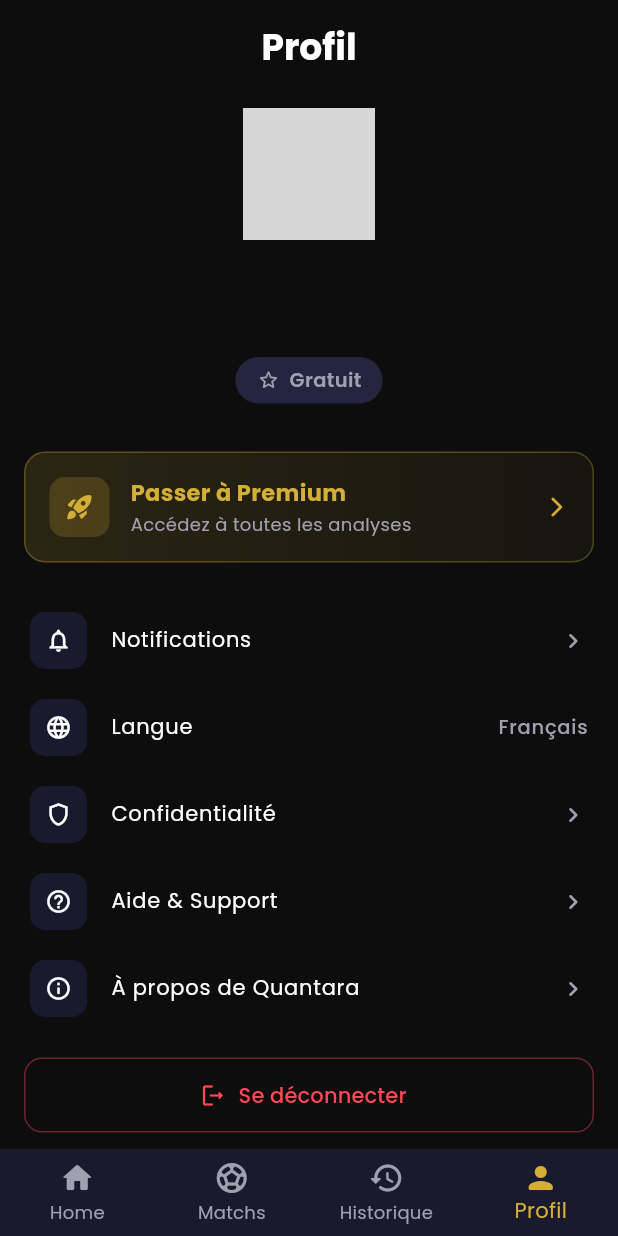
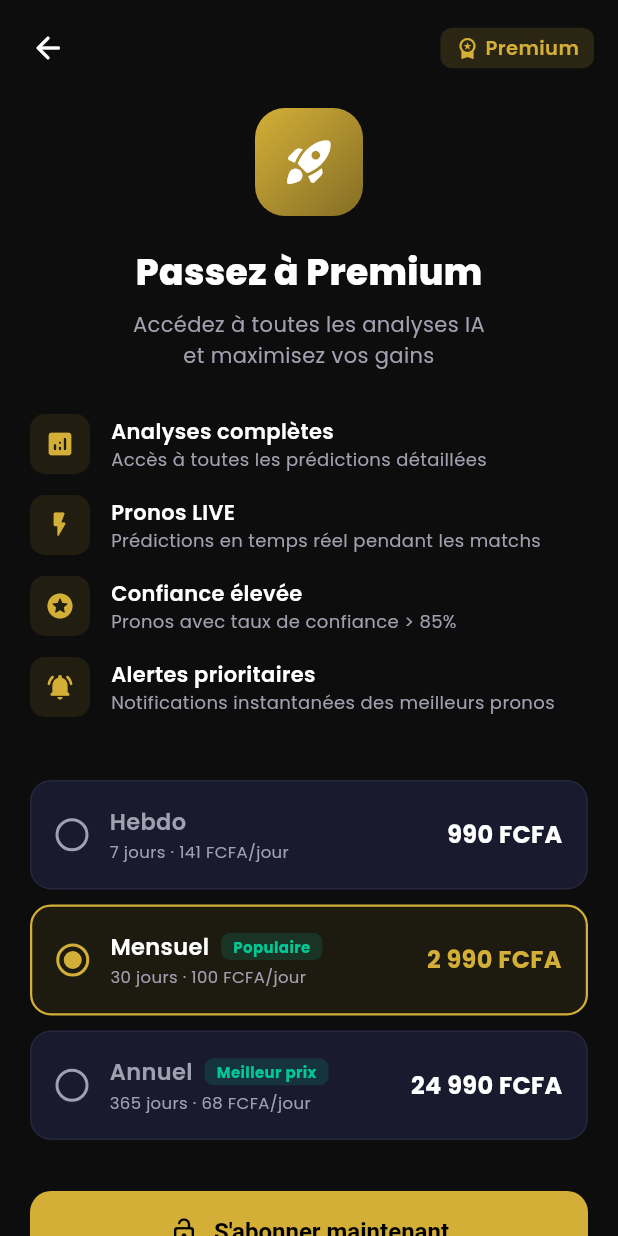
Before and after one commit to DrKonan/QUANTARA, a Flutter app: the ProfileScreen screen opened by its route, after a tap on "Passer à Premium", on a phone screen of 412 x 824 dp. Run offline on Flutter 3.47's test engine with Material 3 defaults, Android fonts, the phone set to English and light mode, and no system bars; our stand-ins replace flutter_riverpod, go_router, google_fonts, shared_preferences, supabase_flutter; accounts and stored records are empty; network calls fail; grey boxes are pictures that could not be loaded.

Commit message:
feat: subscription screen + fix predictions visibility
- SubscriptionScreen: 3 plans (hebdo/mensuel/annuel) with FCFA pricing,
  features list, payment badges (Wave/Orange/MTN), coming soon modal
- Route /subscription added, wired from Profile upgrade banner
- Fix: predictions query now shows all published pending predictions
  (was filtering by UTC day, missing cross-midnight matches)
- Section renamed 'PRONOS DISPONIBLES' instead of 'AUJOURD'HUI'

Co-authored-by: Copilot <223556219+Copilot@users.noreply.github.com>

```diff
--- a/mobile/lib/core/data/supabase_repository.dart
+++ b/mobile/lib/core/data/supabase_repository.dart
@@ -90,16 +90,14 @@ class SupabaseRepository {
   }
 
   Future<List<Prediction>> fetchTodayPredictions() async {
-    final now = DateTime.now().toUtc();
-    final startOfDay = DateTime.utc(now.year, now.month, now.day);
-    final endOfDay = startOfDay.add(const Duration(days: 1));
-
+    // Fetch all published predictions with pending result (upcoming/today)
     final data = await _client
         .from('predictions')
         .select('*, matches!inner(*)')
         .eq('is_published', true)
-        .gte('matches.match_date', startOfDay.toIso8601String())
-        .lt('matches.match_date', endOfDay.toIso8601String())
+        .eq('is_live', false)
+        .isFilter('is_correct', null)
+        .inFilter('matches.status', ['scheduled', 'finished'])
         .order('confidence', ascending: false);
 
     return (data as List).map((json) => _parsePrediction(json)).toList();
--- a/mobile/lib/core/router/app_router.dart
+++ b/mobile/lib/core/router/app_router.dart
@@ -10,6 +10,7 @@ import '../../features/home/presentation/screens/home_screen.dart';
 import '../../features/matches/presentation/screens/matches_screen.dart';
 import '../../features/history/presentation/screens/history_screen.dart';
 import '../../features/profile/presentation/screens/profile_screen.dart';
+import '../../features/subscription/presentation/screens/subscription_screen.dart';
 import '../../shared/widgets/main_shell.dart';
 
 final _rootNavigatorKey = GlobalKey<NavigatorState>();
@@ -47,6 +48,7 @@ final routerProvider = Provider<GoRouter>((ref) {
       GoRoute(path: '/', builder: (context, state) => const OnboardingScreen()),
       GoRoute(path: '/auth', builder: (context, state) => const AuthScreen()),
       GoRoute(path: '/auth/forgot-password', builder: (context, state) => const ForgotPasswordScreen()),
+      GoRoute(path: '/subscription', builder: (context, state) => const SubscriptionScreen()),
       ShellRoute(
         builder: (context, state, child) => MainShell(child: child),
         routes: [
--- a/mobile/lib/features/home/presentation/screens/home_screen.dart
+++ b/mobile/lib/features/home/presentation/screens/home_screen.dart
@@ -100,8 +100,8 @@ class HomeScreen extends ConsumerWidget {
                         child: Padding(
                           padding: const EdgeInsets.fromLTRB(16, 0, 16, 0),
                           child: SectionHeader(
-                            emoji: "📅",
-                            title: "AUJOURD'HUI",
+                            emoji: "📊",
+                            title: "PRONOS DISPONIBLES",
                             badge: "${todayPredictions.length} prono${todayPredictions.length > 1 ? 's' : ''}",
                             badgeColor: AppColors.info,
                           ),
--- a/mobile/lib/features/profile/presentation/screens/profile_screen.dart
+++ b/mobile/lib/features/profile/presentation/screens/profile_screen.dart
@@ -1,5 +1,6 @@
 import 'package:flutter/material.dart';
 import 'package:flutter_riverpod/flutter_riverpod.dart';
+import 'package:go_router/go_router.dart';
 import '../../../../core/theme/app_colors.dart';
 import '../../../auth/domain/auth_provider.dart';
 
@@ -127,9 +128,7 @@ class ProfileScreen extends ConsumerWidget {
                         // Upgrade banner
                         if (!isPremium)
                           GestureDetector(
-                            onTap: () {
-                              // TODO: Navigate to subscription
-                            },
+                            onTap: () => context.push('/subscription'),
                             child: Container(
                               width: double.infinity,
                               padding: const EdgeInsets.all(16),
--- /dev/null
+++ b/mobile/lib/features/subscription/presentation/screens/subscription_screen.dart
@@ -0,0 +1,424 @@
+import 'package:flutter/material.dart';
+import '../../../../core/theme/app_colors.dart';
+import '../../../../core/constants/app_constants.dart';
+
+class SubscriptionScreen extends StatefulWidget {
+  const SubscriptionScreen({super.key});
+
+  @override
+  State<SubscriptionScreen> createState() => _SubscriptionScreenState();
+}
+
+class _SubscriptionScreenState extends State<SubscriptionScreen> {
+  String _selectedPlan = AppConstants.planMonthly;
+
+  static const _plans = [
+    _Plan(
+      id: AppConstants.planWeekly,
+      label: "Hebdo",
+      price: "990 FCFA",
+      pricePerDay: "141 FCFA/jour",
+      duration: "7 jours",
+    ),
+    _Plan(
+      id: AppConstants.planMonthly,
+      label: "Mensuel",
+      price: "2 990 FCFA",
+      pricePerDay: "100 FCFA/jour",
+      duration: "30 jours",
+      badge: "Populaire",
+    ),
+    _Plan(
+      id: AppConstants.planYearly,
+      label: "Annuel",
+      price: "24 990 FCFA",
+      pricePerDay: "68 FCFA/jour",
+      duration: "365 jours",
+      badge: "Meilleur prix",
+    ),
+  ];
+
+  @override
+  Widget build(BuildContext context) {
+    return Scaffold(
+      body: SafeArea(
+        child: Column(
+          children: [
+            // App bar
+            Padding(
+              padding: const EdgeInsets.fromLTRB(8, 8, 16, 0),
+              child: Row(
+                children: [
+                  IconButton(
+                    onPressed: () => Navigator.of(context).pop(),
+                    icon: const Icon(Icons.arrow_back_rounded, color: AppColors.textPrimary),
+                  ),
+                  const Spacer(),
+                  Container(
+                    padding: const EdgeInsets.symmetric(horizontal: 10, vertical: 4),
+                    decoration: BoxDecoration(
+                      color: AppColors.gold.withValues(alpha: 0.15),
+                      borderRadius: BorderRadius.circular(8),
+                    ),
+                    child: const Row(
+                      mainAxisSize: MainAxisSize.min,
+                      children: [
+                        Icon(Icons.workspace_premium, color: AppColors.gold, size: 16),
+                        SizedBox(width: 4),
+                        Text(
+                          "Premium",
+                          style: TextStyle(color: AppColors.gold, fontSize: 13, fontWeight: FontWeight.w600),
+                        ),
+                      ],
+                    ),
+                  ),
+                ],
+              ),
+            ),
+
+            Expanded(
+              child: SingleChildScrollView(
+                padding: const EdgeInsets.symmetric(horizontal: 20),
+                child: Column(
+                  children: [
+                    const SizedBox(height: 16),
+
+                    // Hero
+                    Container(
+                      width: 72,
+                      height: 72,
+                      decoration: BoxDecoration(
+                        gradient: LinearGradient(
+                          begin: Alignment.topLeft,
+                          end: Alignment.bottomRight,
+                          colors: [
+                            AppColors.gold,
+                            AppColors.gold.withValues(alpha: 0.6),
+                          ],
+                        ),
+                        borderRadius: BorderRadius.circular(20),
+                      ),
+                      child: const Icon(Icons.rocket_launch_rounded, color: Colors.white, size: 36),
+                    ),
+                    const SizedBox(height: 20),
+                    const Text(
+                      "Passez à Premium",
+                      style: TextStyle(
+                        color: AppColors.textPrimary,
+                        fontSize: 24,
+                        fontWeight: FontWeight.w800,
+                      ),
+                    ),
+                    const SizedBox(height: 8),
+                    const Text(
+                      "Accédez à toutes les analyses IA\net maximisez vos gains",
+                      textAlign: TextAlign.center,
+                      style: TextStyle(color: AppColors.textSecondary, fontSize: 14, height: 1.5),
+                    ),
+                    const SizedBox(height: 28),
+
+                    // Features
+                    _buildFeature(Icons.analytics_rounded, "Analyses complètes", "Accès à toutes les prédictions détaillées"),
+                    _buildFeature(Icons.flash_on_rounded, "Pronos LIVE", "Prédictions en temps réel pendant les matchs"),
+                    _buildFeature(Icons.stars_rounded, "Confiance élevée", "Pronos avec taux de confiance > 85%"),
+                    _buildFeature(Icons.notifications_active_rounded, "Alertes prioritaires", "Notifications instantanées des meilleurs pronos"),
+
+                    const SizedBox(height: 28),
+
+                    // Plans
+                    ...List.generate(_plans.length, (i) {
+                      final plan = _plans[i];
+                      final isSelected = _selectedPlan == plan.id;
+                      return _buildPlanCard(plan, isSelected);
+                    }),
+
+                    const SizedBox(height: 24),
+
+                    // Subscribe button
+                    SizedBox(
+                      width: double.infinity,
+                      height: 54,
+                      child: ElevatedButton(
+                        onPressed: () => _showComingSoon(context),
+                        style: ElevatedButton.styleFrom(
+                          backgroundColor: AppColors.gold,
+                          foregroundColor: Colors.black,
+                          shape: RoundedRectangleBorder(borderRadius: BorderRadius.circular(14)),
+                          elevation: 0,
+                        ),
+                        child: const Row(
+                          mainAxisAlignment: MainAxisAlignment.center,
+                          children: [
+                            Icon(Icons.lock_open_rounded, size: 20),
+                            SizedBox(width: 10),
+                            Text(
+                              "S'abonner maintenant",
+                              style: TextStyle(fontSize: 16, fontWeight: FontWeight.w700),
+                            ),
+                          ],
+                        ),
+                      ),
+                    ),
+                    const SizedBox(height: 12),
+
+                    // Payment methods
+                    Row(
+                      mainAxisAlignment: MainAxisAlignment.center,
+                      children: [
+                        _paymentBadge("Wave"),
+                        const SizedBox(width: 8),
+                        _paymentBadge("Orange Money"),
+                        const SizedBox(width: 8),
+                        _paymentBadge("MTN"),
+                      ],
+                    ),
+
+                    const SizedBox(height: 16),
+                    const Text(
+                      "Annulation possible à tout moment",
+                      style: TextStyle(color: AppColors.textSecondary, fontSize: 11),
+                    ),
+                    const SizedBox(height: 32),
+                  ],
+                ),
+              ),
+            ),
+          ],
+        ),
+      ),
+    );
+  }
+
+  Widget _buildFeature(IconData icon, String title, String subtitle) {
+    return Padding(
+      padding: const EdgeInsets.only(bottom: 14),
+      child: Row(
+        children: [
+          Container(
+            width: 40,
+            height: 40,
+            decoration: BoxDecoration(
+              color: AppColors.gold.withValues(alpha: 0.1),
+              borderRadius: BorderRadius.circular(10),
+            ),
+            child: Icon(icon, color: AppColors.gold, size: 20),
+          ),
+          const SizedBox(width: 14),
+          Expanded(
+            child: Column(
+              crossAxisAlignment: CrossAxisAlignment.start,
+              children: [
+                Text(
+                  title,
+                  style: const TextStyle(
+                    color: AppColors.textPrimary,
+                    fontSize: 14,
+                    fontWeight: FontWeight.w600,
+                  ),
+                ),
+                Text(
+                  subtitle,
+                  style: const TextStyle(color: AppColors.textSecondary, fontSize: 12),
+                ),
+              ],
+            ),
+          ),
+        ],
+      ),
+    );
+  }
+
+  Widget _buildPlanCard(_Plan plan, bool isSelected) {
+    return GestureDetector(
+      onTap: () => setState(() => _selectedPlan = plan.id),
+      child: Container(
+        margin: const EdgeInsets.only(bottom: 10),
+        padding: const EdgeInsets.all(16),
+        decoration: BoxDecoration(
+          color: isSelected ? AppColors.gold.withValues(alpha: 0.08) : AppColors.surface,
+          borderRadius: BorderRadius.circular(14),
+          border: Border.all(
+            color: isSelected ? AppColors.gold : AppColors.surfaceLight,
+            width: isSelected ? 1.5 : 1,
+          ),
+        ),
+        child: Row(
+          children: [
+            // Radio
+            Container(
+              width: 22,
+              height: 22,
+              decoration: BoxDecoration(
+                shape: BoxShape.circle,
+                border: Border.all(
+                  color: isSelected ? AppColors.gold : AppColors.textSecondary,
+                  width: 2,
+                ),
+              ),
+              child: isSelected
+                  ? Center(
+                      child: Container(
+                        width: 12,
+                        height: 12,
+                        decoration: const BoxDecoration(
+                          color: AppColors.gold,
+                          shape: BoxShape.circle,
+                        ),
+                      ),
+                    )
+                  : null,
+            ),
+            const SizedBox(width: 14),
+
+            // Plan info
+            Expanded(
+              child: Column(
+                crossAxisAlignment: CrossAxisAlignment.start,
+                children: [
+                  Row(
+                    children: [
+                      Text(
+                        plan.label,
+                        style: TextStyle(
+                          color: isSelected ? AppColors.textPrimary : AppColors.textSecondary,
+                          fontSize: 15,
+                          fontWeight: FontWeight.w600,
+                        ),
+                      ),
+                      if (plan.badge != null) ...[
+                        const SizedBox(width: 8),
+                        Container(
+                          padding: const EdgeInsets.symmetric(horizontal: 8, vertical: 2),
+                          decoration: BoxDecoration(
+                            color: AppColors.emerald.withValues(alpha: 0.15),
+                            borderRadius: BorderRadius.circular(6),
+                          ),
+                          child: Text(
+                            plan.badge!,
+                            style: const TextStyle(
+                              color: AppColors.emerald,
+                              fontSize: 10,
+                              fontWeight: FontWeight.w700,
+                            ),
+                          ),
+                        ),
+                      ],
+                    ],
+                  ),
+                  const SizedBox(height: 2),
+                  Text(
+                    "${plan.duration} · ${plan.pricePerDay}",
+                    style: const TextStyle(color: AppColors.textSecondary, fontSize: 11),
+                  ),
+                ],
+              ),
+            ),
+
+            // Price
+            Text(
+              plan.price,
+              style: TextStyle(
+                color: isSelected ? AppColors.gold : AppColors.textPrimary,
+                fontSize: 16,
+                fontWeight: FontWeight.w700,
+              ),
+            ),
+          ],
+        ),
+      ),
+    );
+  }
+
+  Widget _paymentBadge(String name) {
+    return Container(
+      padding: const EdgeInsets.symmetric(horizontal: 10, vertical: 4),
+      decoration: BoxDecoration(
+        color: AppColors.surfaceLight,
+        borderRadius: BorderRadius.circular(6),
+      ),
+      child: Text(
+        name,
+        style: const TextStyle(color: AppColors.textSecondary, fontSize: 10, fontWeight: FontWeight.w500),
+      ),
+    );
+  }
+
+  void _showComingSoon(BuildContext context) {
+    showModalBottomSheet(
+      context: context,
+      backgroundColor: AppColors.surface,
+      shape: const RoundedRectangleBorder(
+        borderRadius: BorderRadius.vertical(top: Radius.circular(20)),
+      ),
+      builder: (ctx) => Padding(
+        padding: const EdgeInsets.all(24),
+        child: Column(
+          mainAxisSize: MainAxisSize.min,
+          children: [
+            Container(
+              width: 40,
+              height: 4,
+              decoration: BoxDecoration(
+                color: AppColors.surfaceLight,
+                borderRadius: BorderRadius.circular(2),
+              ),
+            ),
+            const SizedBox(height: 24),
+            Container(
+              width: 64,
+              height: 64,
+              decoration: BoxDecoration(
+                color: AppColors.gold.withValues(alpha: 0.12),
+                shape: BoxShape.circle,
+              ),
+              child: const Icon(Icons.construction_rounded, color: AppColors.gold, size: 32),
+            ),
+            const SizedBox(height: 16),
+            const Text(
+              "Bientôt disponible !",
+              style: TextStyle(
+                color: AppColors.textPrimary,
+                fontSize: 18,
+                fontWeight: FontWeight.w700,
+              ),
+            ),
+            const SizedBox(height: 8),
+            const Text(
+              "Le paiement via Wave, Orange Money et MTN\nsera disponible très prochainement.",
+              textAlign: TextAlign.center,
+              style: TextStyle(color: AppColors.textSecondary, fontSize: 13, height: 1.5),
+            ),
+            const SizedBox(height: 24),
+            SizedBox(
+              width: double.infinity,
+              height: 48,
+              child: ElevatedButton(
+                onPressed: () => Navigator.pop(ctx),
+                child: const Text("Compris"),
+              ),
+            ),
+            const SizedBox(height: 16),
+          ],
+        ),
+      ),
+    );
+  }
+}
+
+class _Plan {
+  final String id;
+  final String label;
+  final String price;
+  final String pricePerDay;
+  final String duration;
+  final String? badge;
+
+  const _Plan({
+    required this.id,
+    required this.label,
+    required this.price,
+    required this.pricePerDay,
+    required this.duration,
+    this.badge,
+  });
+}
```
